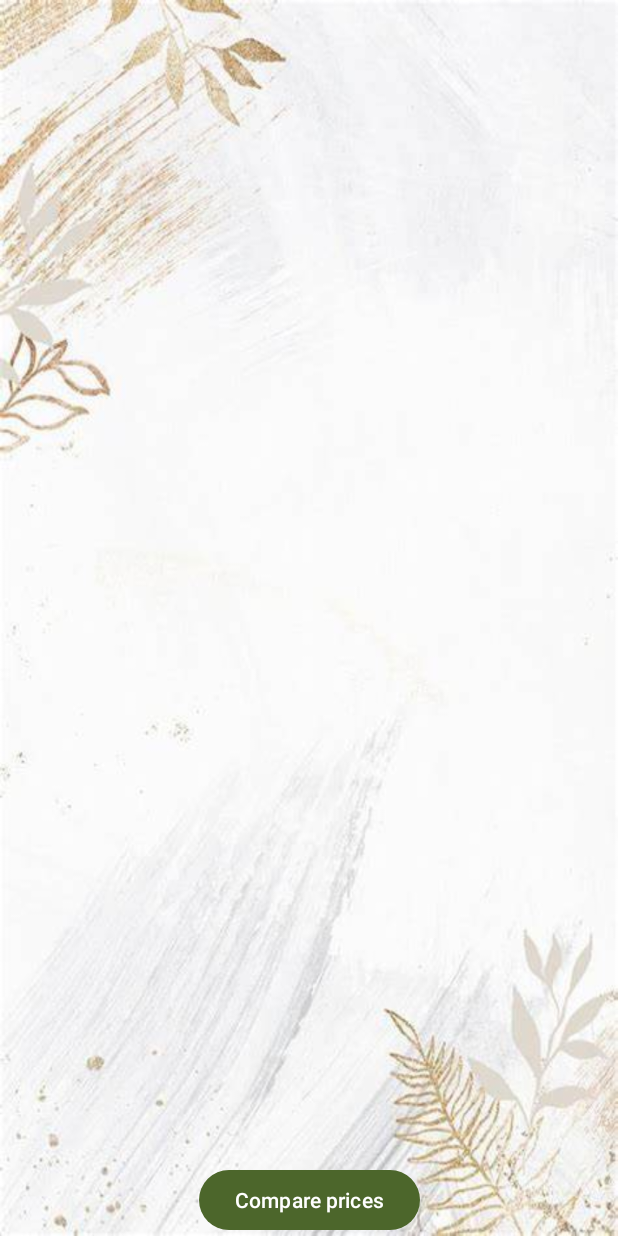
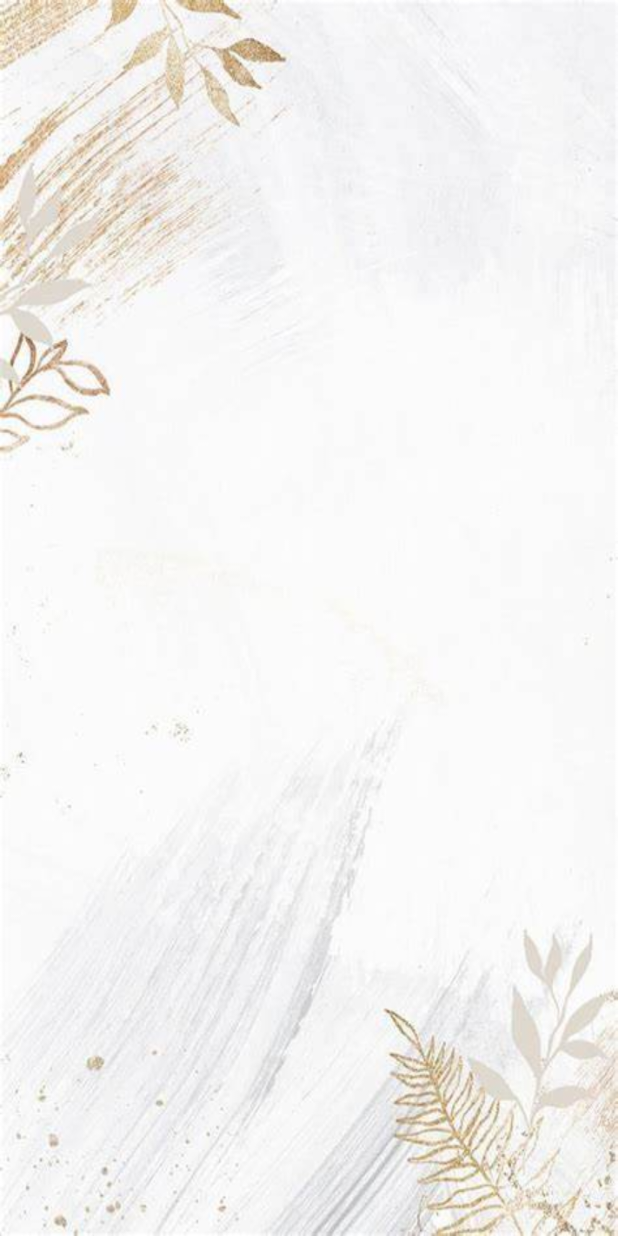
Before and after one commit to nejc-k/GrocerEase, an Android app: the CompareList screen opened directly, with no data from a screen before it, on a phone screen of 412 x 824 dp. Run offline under Robolectric (Android 15) with nearby library versions, the light colour scheme and no system bars; 4 statements that could not run were skipped.

Commit message:
Merged branches

```diff
--- a/app/src/main/res/layout/activity_compare_list.xml
+++ b/app/src/main/res/layout/activity_compare_list.xml
@@ -8,25 +8,14 @@
     android:layout_height="match_parent"
     tools:context=".CompareList">
 
-    <Button
-        android:id="@+id/btn_compare_prices"
-        android:layout_width="wrap_content"
-        android:layout_height="wrap_content"
-        android:text="Compare prices"
-        app:layout_constraintBottom_toBottomOf="parent"
-        app:layout_constraintEnd_toEndOf="parent"
-        app:layout_constraintStart_toStartOf="parent"
-        app:layout_constraintTop_toBottomOf="@id/recyclerViewComparePrices" />
-
     <androidx.cardview.widget.CardView
         android:id="@+id/save_money_card"
         android:layout_width="wrap_content"
         android:layout_height="wrap_content"
+        android:layout_margin="16dp"
         android:visibility="gone"
-        android:layout_margin="16dp"
         app:cardCornerRadius="12dp"
         app:cardElevation="4dp"
-        app:layout_constraintBottom_toTopOf="@id/btn_compare_prices"
         app:layout_constraintEnd_toEndOf="parent"
         app:layout_constraintStart_toStartOf="parent"
         app:layout_constraintTop_toBottomOf="@id/recyclerViewComparePrices">
@@ -35,16 +24,16 @@
             android:id="@+id/save_money_text"
             android:layout_width="wrap_content"
             android:layout_height="wrap_content"
-            android:textSize="18sp"
+            android:gravity="center"
+            android:padding="16dp"
             android:textColor="#000000"
-            android:padding="16dp"
-            android:gravity="center" />
+            android:textSize="18sp" />
     </androidx.cardview.widget.CardView>
 
     <androidx.recyclerview.widget.RecyclerView
         android:id="@+id/recyclerViewComparePrices"
-        android:layout_width="0dp"
-        android:layout_height="0dp"
+        android:layout_width="match_parent"
+        android:layout_height="wrap_content"
         app:layout_constraintEnd_toEndOf="parent"
         app:layout_constraintStart_toStartOf="parent"
         app:layout_constraintTop_toTopOf="parent"
--- a/app/src/main/res/layout/activity_single_list.xml
+++ b/app/src/main/res/layout/activity_single_list.xml
@@ -41,10 +41,11 @@
         android:layout_width="wrap_content"
         android:layout_height="wrap_content"
         android:layout_gravity="bottom|end"
+        android:layout_marginEnd="24dp"
         android:layout_marginBottom="100dp"
-        android:layout_marginEnd="24dp"
+        android:contentDescription="Button for comparing items"
         android:onClick="compareItemsOnClick"
-    android:contentDescription="Button for comparing items"/>
+        android:src="@drawable/lists_icon" />
 
     <com.google.android.material.floatingactionbutton.FloatingActionButton
         android:id="@+id/btnAdd"
--- a/app/src/main/res/layout/item_list.xml
+++ b/app/src/main/res/layout/item_list.xml
@@ -6,7 +6,6 @@
     android:backgroundTint="@color/material_on_primary_emphasis_medium"
     android:elevation="4dp">
 <net.nicbell.materiallists.ListItem
-    xmlns:android="http://schemas.android.com/apk/res/android"
     xmlns:app="http://schemas.android.com/apk/res-auto"
     android:id="@+id/listItemId"
     android:layout_width="match_parent"
@@ -14,7 +13,6 @@
     app:headline="Headline"
     app:sizeType="TWO_LINES"
     app:supportText="Support text"
-    android:backgroundTint="@color/material_dynamic_neutral_variant30"
     android:elevation="4dp">
 
     <com.google.android.material.checkbox.MaterialCheckBox
```
Also changed, not shown: app/src/main/java/com/prvavaja/grocerease/CompareList.kt (+18 -18 lines), app/src/main/res/layout/item_layout_compare_prices.xml (+4 -4 lines), 1 other file.
